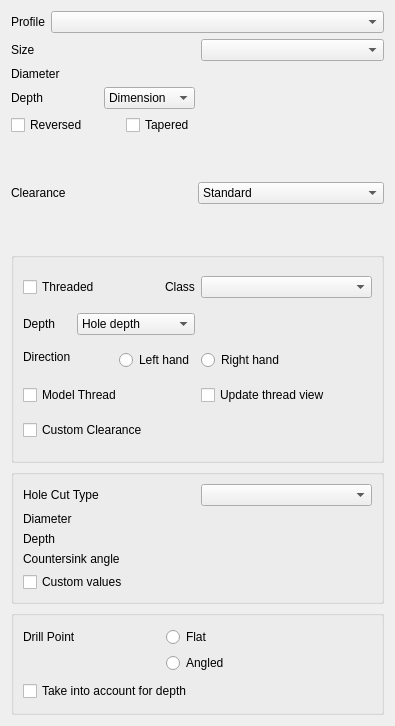
Before: the Qt Designer form src/Mod/PartDesign/Gui/TaskHoleParameters.ui in southseact-3d/fcd, drawn with Qt 5.
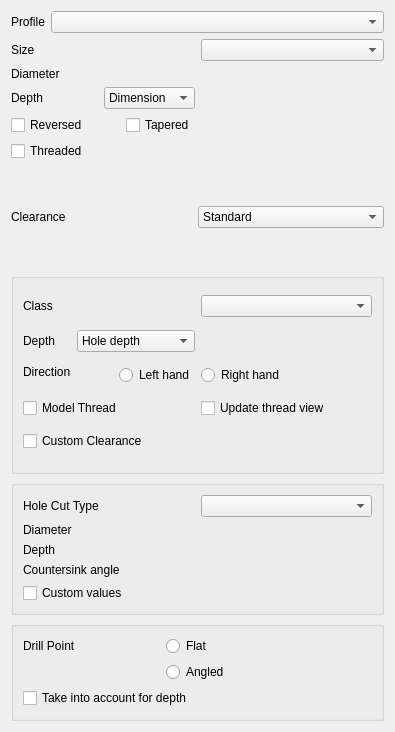
After: the same form once the commit is applied. Custom widgets are drawn as their Qt base class.

Commit message: refactor(PD): hole taskpanel ui move Threaded to the grid above

Patch:
```diff
--- a/src/Mod/PartDesign/Gui/TaskHoleParameters.ui
+++ b/src/Mod/PartDesign/Gui/TaskHoleParameters.ui
@@ -7,7 +7,7 @@
     <x>0</x>
     <y>0</y>
     <width>395</width>
-    <height>726</height>
+    <height>732</height>
    </rect>
   </property>
   <property name="sizePolicy">
@@ -195,6 +195,22 @@
        </property>
       </widget>
      </item>
+     <item row="5" column="0">
+      <widget class="QCheckBox" name="Threaded">
+       <property name="sizePolicy">
+        <sizepolicy hsizetype="Expanding" vsizetype="Fixed">
+         <horstretch>0</horstretch>
+         <verstretch>0</verstretch>
+        </sizepolicy>
+       </property>
+       <property name="toolTip">
+        <string>Whether the hole gets a thread</string>
+       </property>
+       <property name="text">
+        <string>Threaded</string>
+       </property>
+      </widget>
+     </item>
     </layout>
    </item>
    <item row="10" column="0">
@@ -399,22 +415,6 @@
      <layout class="QGridLayout" name="gridLayout_3">
       <item row="2" column="0">
        <layout class="QHBoxLayout" name="horizontalLayout_2">
-        <item>
-         <widget class="QCheckBox" name="Threaded">
-          <property name="sizePolicy">
-           <sizepolicy hsizetype="Expanding" vsizetype="Fixed">
-            <horstretch>0</horstretch>
-            <verstretch>0</verstretch>
-           </sizepolicy>
-          </property>
-          <property name="toolTip">
-           <string>Whether the hole gets a thread</string>
-          </property>
-          <property name="text">
-           <string>Threaded</string>
-          </property>
-         </widget>
-        </item>
         <item>
          <widget class="QLabel" name="label_5">
           <property name="sizePolicy">
```
Left out of the diff: 154 changed lines with no effect on the pictures.
